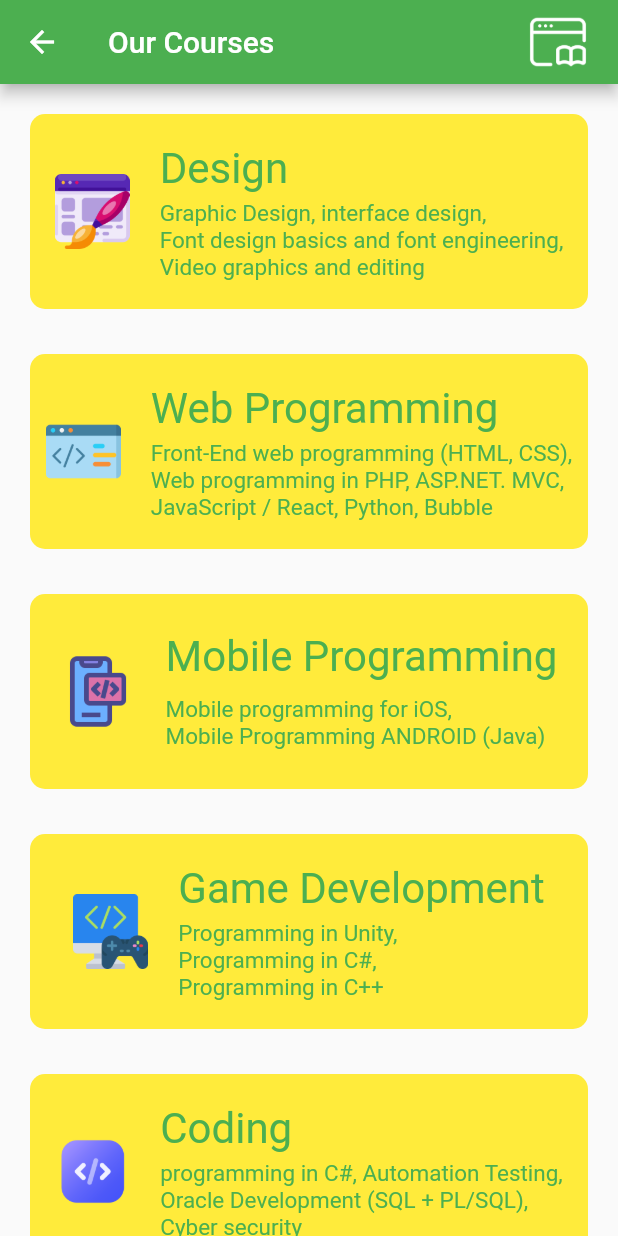
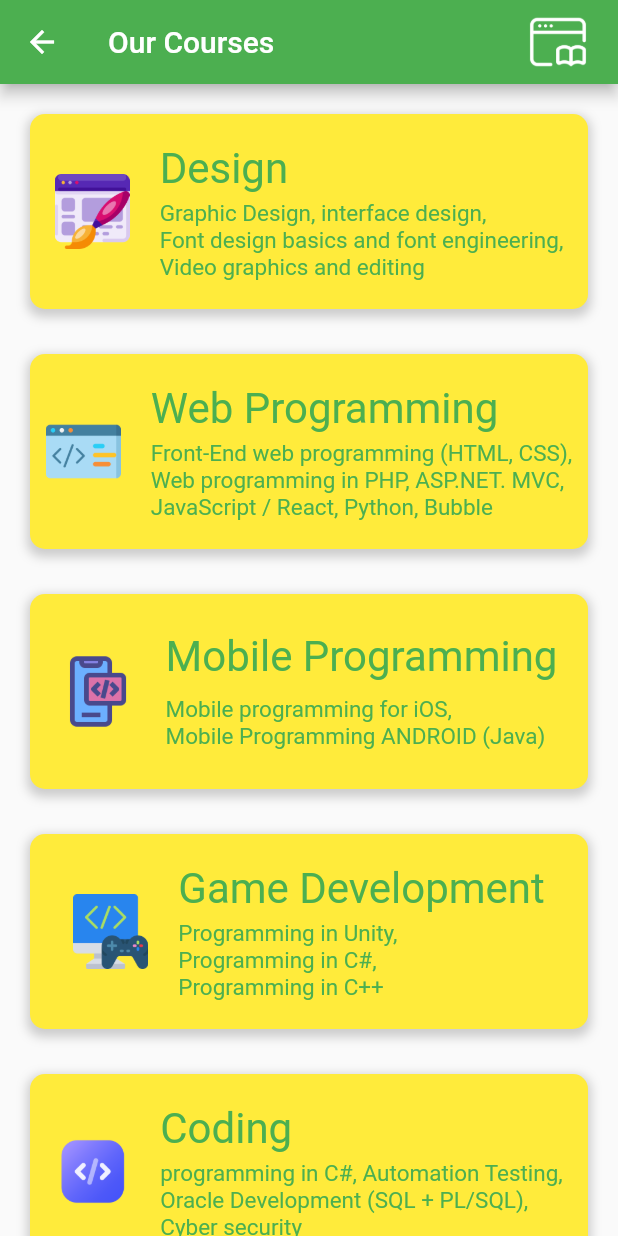
Before and after one commit to lukajincharadze/flutter-project02, a Flutter app: the OtherPage1 screen opened directly, on a phone screen of 412 x 824 dp. Run offline on Flutter 3.47's test engine with Material 2 defaults, Android fonts, the phone set to English and light mode, and no system bars.

```diff
--- a/lib/main.dart
+++ b/lib/main.dart
@@ -223,6 +223,14 @@ class OtherPage1 extends StatelessWidget {
             decoration: BoxDecoration(
               color: Colors.yellow,
               borderRadius: BorderRadius.circular(10),
+              boxShadow: [
+                BoxShadow(
+                  color: Colors.grey.withOpacity(0.5),
+                  spreadRadius: 2,
+                  blurRadius: 5,
+                  offset: Offset(0, 3), // changes position of shadow
+                ),
+              ],
             ),
             width: 500,
             height: 130,
@@ -283,6 +291,14 @@ class OtherPage1 extends StatelessWidget {
                 decoration: BoxDecoration(
                   color: Colors.yellow,
                   borderRadius: BorderRadius.circular(10),
+                  boxShadow: [
+                    BoxShadow(
+                      color: Colors.grey.withOpacity(0.5),
+                      spreadRadius: 2,
+                      blurRadius: 5,
+                      offset: Offset(0, 3), // changes position of shadow
+                    ),
+                  ],
                 ),
                 width: 500,
                 height: 130,
@@ -341,6 +357,14 @@ class OtherPage1 extends StatelessWidget {
                 decoration: BoxDecoration(
                   color: Colors.yellow,
                   borderRadius: BorderRadius.circular(10),
+                  boxShadow: [
+                    BoxShadow(
+                      color: Colors.grey.withOpacity(0.5),
+                      spreadRadius: 2,
+                      blurRadius: 5,
+                      offset: Offset(0, 3), // changes position of shadow
+                    ),
+                  ],
                 ),
                 width: 500,
                 height: 130,
@@ -392,6 +416,14 @@ class OtherPage1 extends StatelessWidget {
                 decoration: BoxDecoration(
                   color: Colors.yellow,
                   borderRadius: BorderRadius.circular(10),
+                  boxShadow: [
+                    BoxShadow(
+                      color: Colors.grey.withOpacity(0.5),
+                      spreadRadius: 2,
+                      blurRadius: 5,
+                      offset: Offset(0, 3), // changes position of shadow
+                    ),
+                  ],
                 ),
                 width: 500,
                 height: 130,
@@ -452,6 +484,14 @@ class OtherPage1 extends StatelessWidget {
                     decoration: BoxDecoration(
                       color: Colors.yellow,
                       borderRadius: BorderRadius.circular(10),
+                      boxShadow: [
+                        BoxShadow(
+                          color: Colors.grey.withOpacity(0.5),
+                          spreadRadius: 2,
+                          blurRadius: 5,
+                          offset: Offset(0, 3), // changes position of shadow
+                        ),
+                      ],
                     ),
                     width: 500,
                     height: 130,
@@ -516,6 +556,14 @@ class OtherPage1 extends StatelessWidget {
                     decoration: BoxDecoration(
                       color: Colors.yellow,
                       borderRadius: BorderRadius.circular(10),
+                      boxShadow: [
+                        BoxShadow(
+                          color: Colors.grey.withOpacity(0.5),
+                          spreadRadius: 2,
+                          blurRadius: 5,
+                          offset: Offset(0, 3), // changes position of shadow
+                        ),
+                      ],
                     ),
                     width: 500,
                     height: 130,
@@ -568,6 +616,7 @@ class OtherPage1 extends StatelessWidget {
                   ),
                 ],
               ),
+
               SizedBox(
                 height: 10,
               ),
@@ -575,7 +624,8 @@ class OtherPage1 extends StatelessWidget {
                   onPressed: () {
                     Navigator.of(context).popUntil((route) => route.isFirst);
                   },
-                  child: Text("Home")),
+                  child: Text("Home"),
+              ),
               SizedBox(
                 height: 10,
               ),
```
